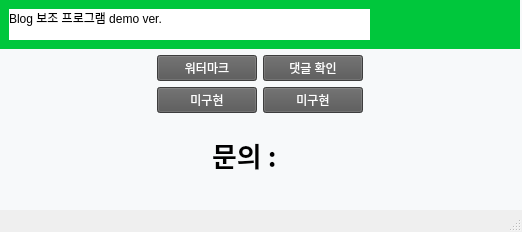
The window that resources/MainWidget.ui (jihan-jinhee/blogHelper) describes before a commit, drawn with Qt 5.
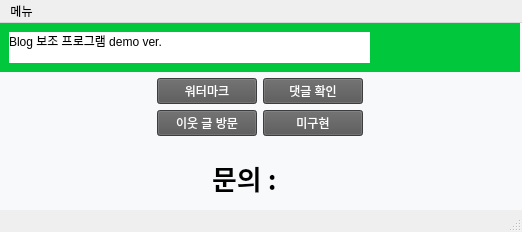
The same window after the commit. Icons and pictures are not drawn.

What changed in the file:
```diff
--- a/resources/MainWidget.ui
+++ b/resources/MainWidget.ui
@@ -108,7 +108,7 @@
 font: 9pt &quot;나눔고딕 ExtraBold&quot;;</string>
            </property>
            <property name="text">
-            <string>미구현</string>
+            <string>이웃 글 방문</string>
            </property>
           </widget>
          </item>
@@ -256,6 +256,13 @@
      <height>21</height>
     </rect>
    </property>
+   <widget class="QMenu" name="menu">
+    <property name="title">
+     <string>메뉴</string>
+    </property>
+    <addaction name="actionmenu1"/>
+   </widget>
+   <addaction name="menu"/>
   </widget>
   <widget class="QStatusBar" name="statusbar"/>
  </widget>
```
Left out of the diff: 9 changed lines with no effect on the pictures.
